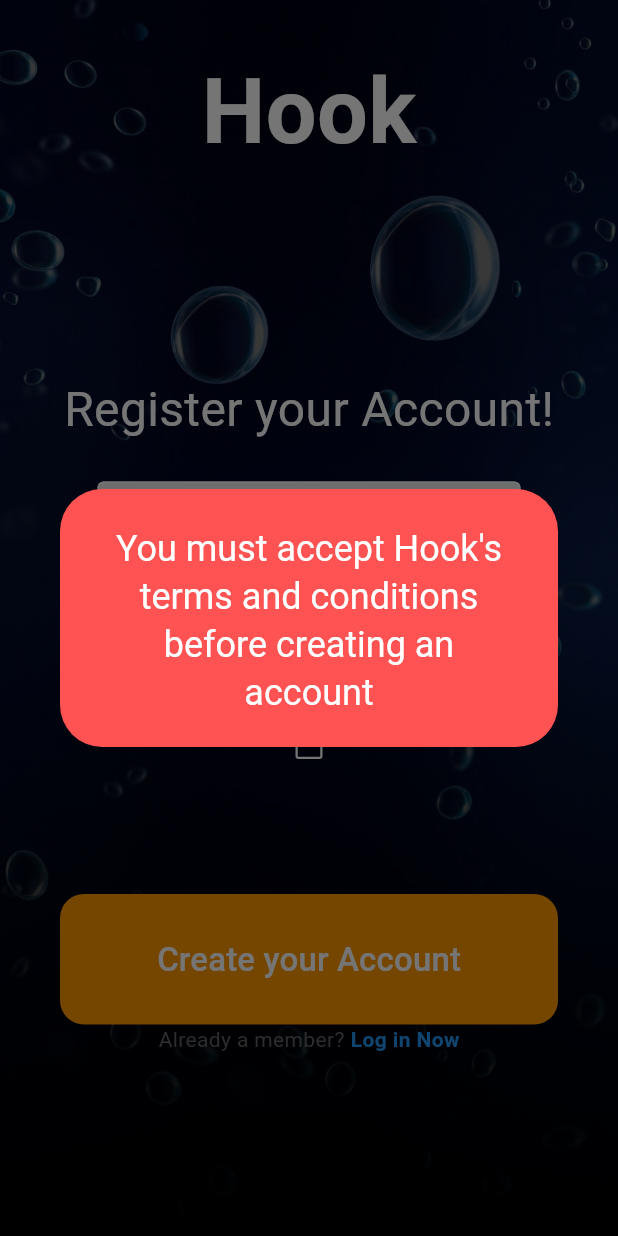
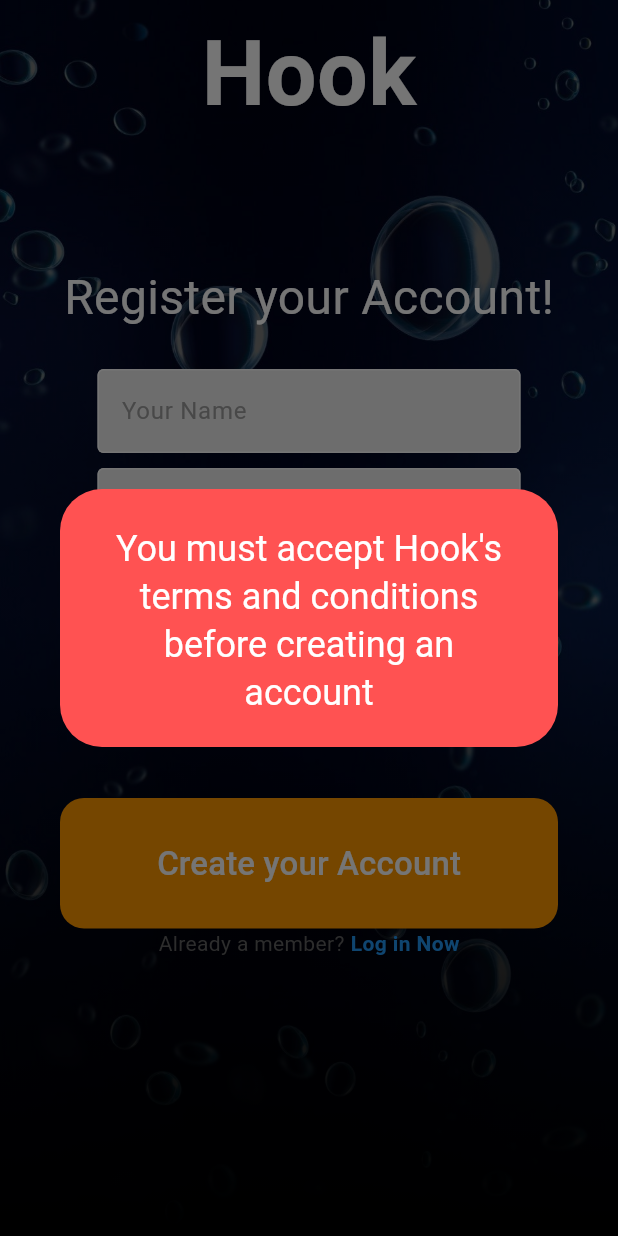
Before and after one commit to st8farmfromjake/hook, a Flutter app: the RegisterPage screen opened directly with empty values, after a tap on "Create your Account", on a phone screen of 412 x 824 dp. Run offline on Flutter 3.47's test engine with Material 3 defaults, Android fonts, the phone set to English and light mode, and no system bars; our stand-ins replace curved_navigation_bar, firebase_auth, firebase_core; missing offline and left inert: mailer; accounts and stored records are empty.

Commit message:
adding username for firebase register page

```diff
--- a/lib/pages/register_page.dart
+++ b/lib/pages/register_page.dart
@@ -17,6 +17,8 @@ class _RegisterPageState extends State<RegisterPage> {
   final emailController = TextEditingController();
 
   final passwordController = TextEditingController();
+
+  final usernameController = TextEditingController();
 
   bool isChecked = false;
 
@@ -53,6 +55,7 @@ class _RegisterPageState extends State<RegisterPage> {
           email: emailController.text,
           password: passwordController.text,
         );
+        await FirebaseAuth.instance.currentUser!.updateDisplayName(usernameController.text);
         Navigator.pop(context);
       } on FirebaseAuthException catch (e) {
         print(e.code);
@@ -67,15 +70,17 @@ class _RegisterPageState extends State<RegisterPage> {
   @override
   Widget build(BuildContext context) {
     return Stack(
+
       children: [
         const BackgroundImage(),
         Scaffold(
+          resizeToAvoidBottomInset: false,
             backgroundColor: Colors.transparent,
             body: SafeArea(
                 child: Column(
               children: [
                 Container(
-                  height: 150,
+                  height: 100,
                   child: const Center(
                     child: Text(
                       'Hook',
@@ -84,7 +89,7 @@ class _RegisterPageState extends State<RegisterPage> {
                   ),
                 ),
                 const SizedBox(
-                  height: 100,
+                  height: 75,
                 ),
                 Container(
                   padding: const EdgeInsets.symmetric(horizontal: 40),
@@ -104,6 +109,14 @@ class _RegisterPageState extends State<RegisterPage> {
                           ),
 
                           const SizedBox(height: 25),
+                          MyTextField(
+                            controller: usernameController,
+                            hintText: 'Your Name',
+                            obscureText: false,
+                          ),
+
+                          const SizedBox(height: 10),
+
                           //username textfeild
                           MyTextField(
                             controller: emailController,
@@ -149,7 +162,7 @@ class _RegisterPageState extends State<RegisterPage> {
                       ),
                       Column(
                         children: [
-                          const SizedBox(height: 75),
+                          const SizedBox(height: 20),
                           Container(
                             width: double.infinity,
                             decoration: BoxDecoration(
```
